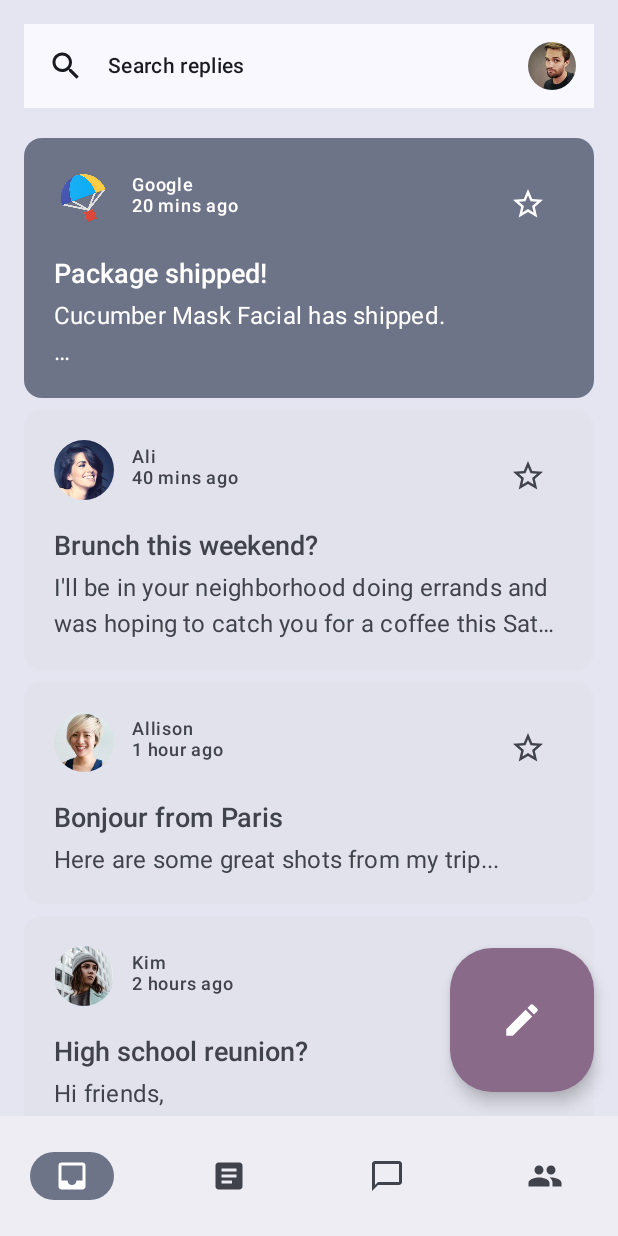
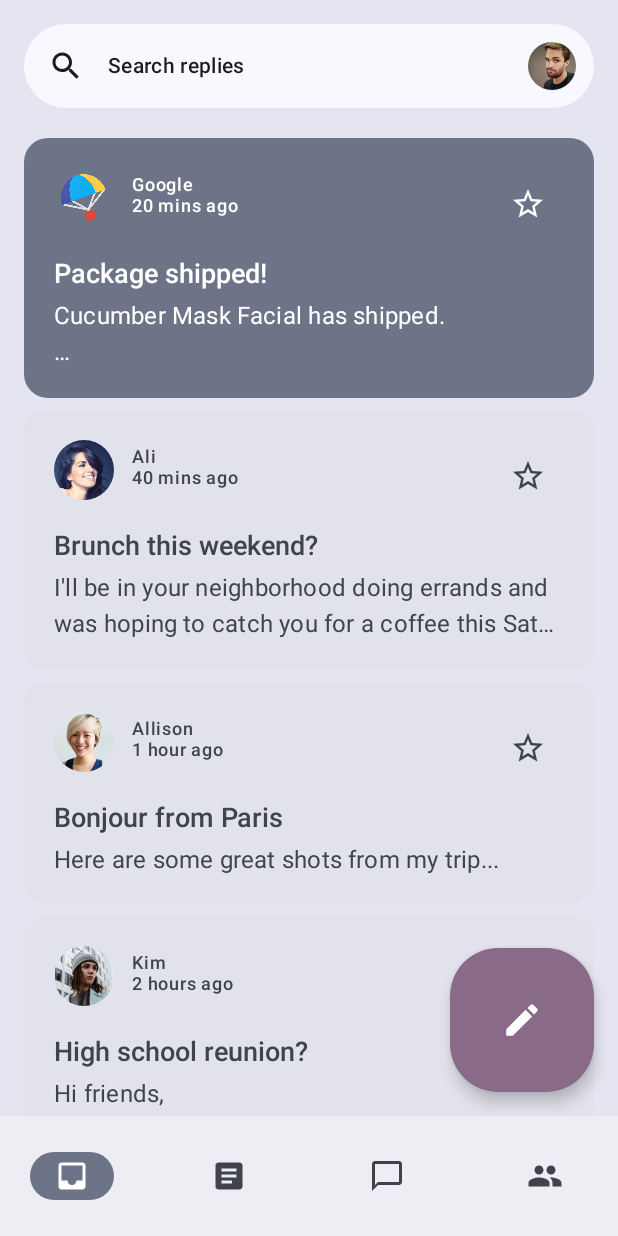
Before and after one commit to alireza-dehghan-nayeri/compose-codelabs, an Android app built with Jetpack Compose: the screen it shows after launch (MainActivity), on a phone screen of 412 x 824 dp. Run offline under Robolectric (Android 15) with nearby library versions, the phone set to English and light mode, and no system bars.

Commit message:
* 7-Shapes

```diff
--- a/app/src/main/java/com/example/reply/ui/components/ReplyAppBars.kt
+++ b/app/src/main/java/com/example/reply/ui/components/ReplyAppBars.kt
@@ -22,6 +22,7 @@ import androidx.compose.foundation.layout.Row
 import androidx.compose.foundation.layout.fillMaxWidth
 import androidx.compose.foundation.layout.padding
 import androidx.compose.foundation.layout.size
+import androidx.compose.foundation.shape.CircleShape
 import androidx.compose.material.icons.Icons
 import androidx.compose.material.icons.filled.ArrowBack
 import androidx.compose.material.icons.filled.MoreVert
@@ -48,7 +49,8 @@ fun ReplySearchBar(modifier: Modifier = Modifier) {
         modifier = modifier
             .fillMaxWidth()
             .padding(16.dp)
-            .background(MaterialTheme.colorScheme.background),
+            .background(MaterialTheme.colorScheme.background,
+                CircleShape),
         verticalAlignment = Alignment.CenterVertically
     ) {
         Icon(
--- a/app/src/main/java/com/example/reply/ui/components/ReplyEmailThreadItem.kt
+++ b/app/src/main/java/com/example/reply/ui/components/ReplyEmailThreadItem.kt
@@ -48,7 +48,10 @@ fun ReplyEmailThreadItem(
         modifier = modifier
             .fillMaxWidth()
             .padding(16.dp)
-            .background(MaterialTheme.colorScheme.background)
+            .background(
+                MaterialTheme.colorScheme.background,
+                MaterialTheme.shapes.medium
+            )
             .padding(20.dp)
     ) {
         Row(modifier = Modifier.fillMaxWidth()) {
--- /dev/null
+++ b/app/src/main/java/com/example/reply/ui/theme/Shape.kt
@@ -0,0 +1,13 @@
+package com.example.reply.ui.theme
+
+import androidx.compose.foundation.shape.RoundedCornerShape
+import androidx.compose.material3.Shapes
+import androidx.compose.ui.unit.dp
+
+val shapes = Shapes(
+    extraSmall = RoundedCornerShape(4.dp),
+    small = RoundedCornerShape(8.dp),
+    medium = RoundedCornerShape(16.dp),
+    large = RoundedCornerShape(24.dp),
+    extraLarge = RoundedCornerShape(32.dp)
+)
--- a/app/src/main/java/com/example/reply/ui/theme/Theme.kt
+++ b/app/src/main/java/com/example/reply/ui/theme/Theme.kt
@@ -129,6 +129,7 @@ fun AppTheme(
     MaterialTheme(
         colorScheme = colors,
         typography = typography,
+        shapes = shapes,
         content = content
     )
 }
```
